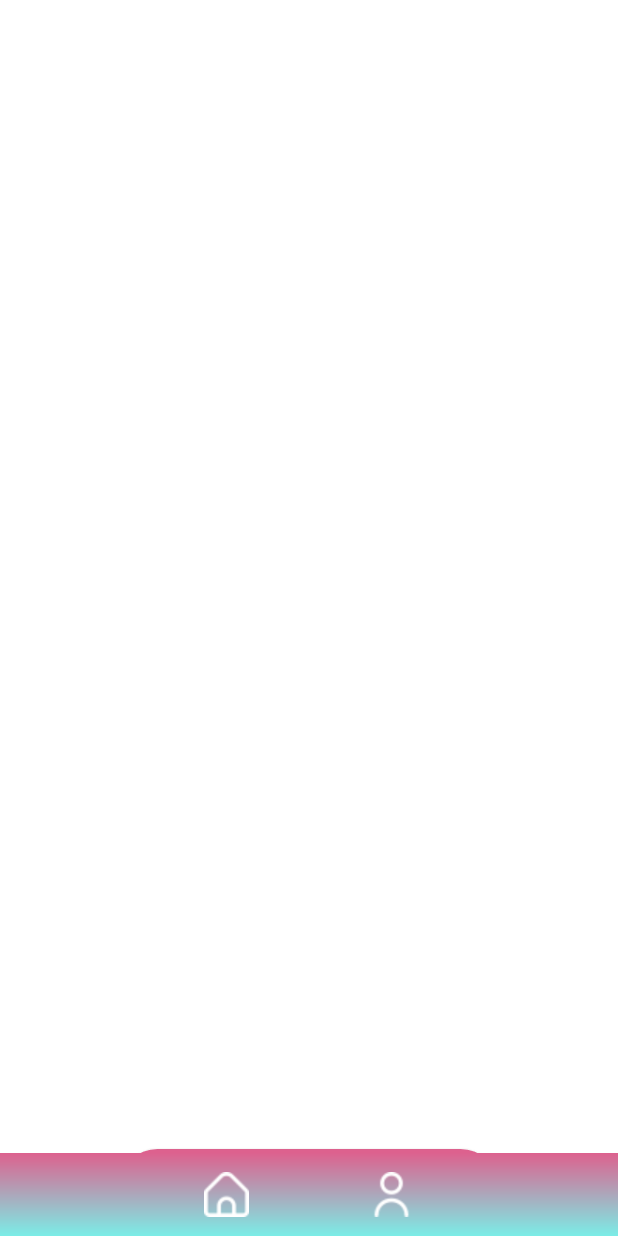
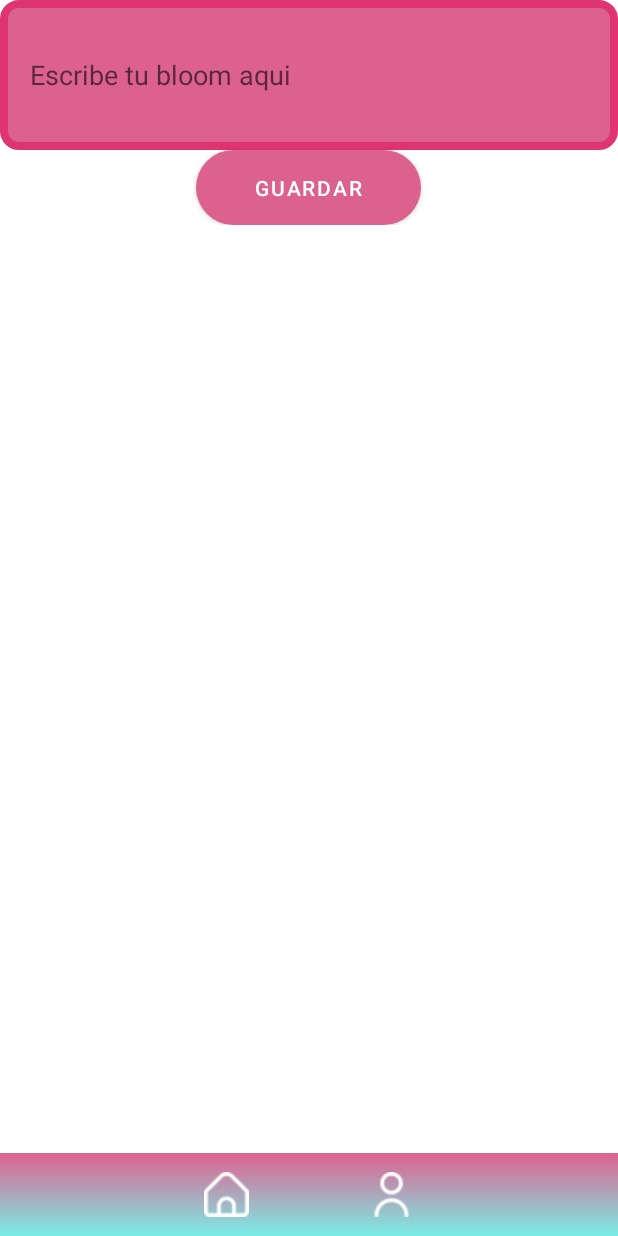
Before and after one commit to andreitaglz1/Blooming, an Android app: the HomePageFragment screen opened through its navigation route, on a phone screen of 412 x 824 dp. Run offline under Robolectric (Android 15) with nearby library versions, the phone set to English and light mode, and no system bars; our stand-ins replace navigation-ui.

Commit message:
publicar, editar, eliminar, visualizar bloom

```diff
--- a/app/src/main/java/ni/edu/uca/blooming/ui/homepage/HomePageFragment.kt
+++ b/app/src/main/java/ni/edu/uca/blooming/ui/homepage/HomePageFragment.kt
@@ -5,14 +5,26 @@ import androidx.fragment.app.Fragment
 import android.view.LayoutInflater
 import android.view.View
 import android.view.ViewGroup
+import androidx.navigation.fragment.findNavController
 import androidx.recyclerview.widget.LinearLayoutManager
 import ni.edu.uca.blooming.ListaPost
+import ni.edu.uca.blooming.Posts
+import ni.edu.uca.blooming.R
 import ni.edu.uca.blooming.databinding.FragmentHomePageBinding
 import ni.edu.uca.blooming.ui.data.BloomAdapter
 
-class HomePageFragment : Fragment() {
+
+class HomePageFragment : Fragment(), BloomAdapter.OnItemClickListener {
 
         private lateinit var binding: FragmentHomePageBinding
+
+        var dataSet: MutableList<Posts> = arrayListOf()
+        lateinit var mAdapter: BloomAdapter
+
+        var isEditar = false
+        var posicion = -1
+
+
 
         override fun onCreateView(
 
@@ -21,17 +33,57 @@ class HomePageFragment : Fragment() {
             savedInstanceState: Bundle?
         ): View {
             binding = FragmentHomePageBinding.inflate(layoutInflater)
-            initRecycler()
+            //initRecycler()
+
+            binding.btnPost.setOnClickListener {
+                findNavController().navigate(R.id.postFragment)
+            }
+
+            mAdapter = BloomAdapter(this)
+            binding.blooms.layoutManager = LinearLayoutManager(activity)
+            binding.blooms.adapter = mAdapter
+
+            binding.btnPost.setOnClickListener {
+            if(!isEditar) {
+                dataSet.add(Posts(binding.etGuardar.text.toString().trim()))
+                mAdapter.submitList(dataSet)
+                mAdapter.notifyDataSetChanged()
+
+                binding.etGuardar.setText("")
+            } else {
+                dataSet[posicion].texto = binding.etGuardar.text.toString()
+                posicion = -1
+                isEditar = false
+                mAdapter.submitList(dataSet)
+                mAdapter.notifyDataSetChanged()
+
+                binding.etGuardar.setText("")
+            }
+
+        }
             return  binding.root
 
 
 
+
         }
-    fun initRecycler()
+    /*fun initRecycler()
     {
         binding.blooms.layoutManager = LinearLayoutManager(activity)
         binding.blooms.adapter = BloomAdapter(ListaPost.listaPost)
 
+    }*/
+
+
+    override fun onItemEditar(position: Int, item: Posts) {
+        isEditar = true
+        posicion = position
+        binding.etGuardar.setText(item.texto)
     }
 
+    override fun onItemBorrar(position: Int) {
+        dataSet.removeAt(position)
+        mAdapter.submitList(dataSet)
+        mAdapter.notifyDataSetChanged()
     }
+    }
--- a/app/src/main/java/ni/edu/uca/blooming/ui/login/LoginFragment.kt
+++ b/app/src/main/java/ni/edu/uca/blooming/ui/login/LoginFragment.kt
@@ -57,6 +57,11 @@ class LoginFragment : Fragment() {
                 }
             }
 
+            binding.tvSinCuenta.setOnClickListener {
+                Navigation.findNavController(binding.root).navigate(R.id.action_loginFragment_to_homeAlterno)
+
+            }
+
         } catch (ex: Exception) {
 
         }
--- a/app/src/main/java/ni/edu/uca/blooming/ui/post/PostFragment.kt
+++ b/app/src/main/java/ni/edu/uca/blooming/ui/post/PostFragment.kt
@@ -5,6 +5,8 @@ import androidx.fragment.app.Fragment
 import android.view.LayoutInflater
 import android.view.View
 import android.view.ViewGroup
+import androidx.navigation.fragment.findNavController
+import ni.edu.uca.blooming.R
 import ni.edu.uca.blooming.databinding.FragmentPostBinding
 
 class PostFragment : Fragment() {
@@ -17,6 +19,10 @@ class PostFragment : Fragment() {
         savedInstanceState: Bundle?
     ): View {
         binding = FragmentPostBinding.inflate(layoutInflater)
+        binding.btnPubBloom.setOnClickListener(){
+            findNavController().navigate(R.id.homePageFragment)
+
+        }
 
         return binding.root
 
--- a/app/src/main/java/ni/edu/uca/blooming/ui/data/PostViewHolder.kt
+++ b/app/src/main/java/ni/edu/uca/blooming/ui/post/PostViewHolder.kt
@@ -1,4 +1,4 @@
-package ni.edu.uca.blooming.ui.data
+package ni.edu.uca.blooming.ui.post
 
 import android.view.View
 import androidx.recyclerview.widget.RecyclerView
--- a/app/src/main/res/drawable-v24/custom_input.xml
+++ b/app/src/main/res/drawable-v24/custom_input.xml
@@ -5,7 +5,7 @@
         <shape android:shape="rectangle">
             <solid android:color="@color/jazzberry_jam"/>
             <corners android:radius="10dp"/>
-            <stroke android:color="@color/white" android:width="5dp"/>
+            <stroke android:color="#DF3472" android:width="5dp"/>
         </shape>
     </item>
 
--- a/app/src/main/res/layout/fragment_home_page.xml
+++ b/app/src/main/res/layout/fragment_home_page.xml
@@ -11,11 +11,33 @@
     tools:context=".ui.homepage.HomePageFragment">
 
 
-    <RelativeLayout
+    <LinearLayout
         android:layout_width="match_parent"
         android:layout_height="wrap_content"
-        android:orientation="vertical"
-        android:gravity="top">
+        android:orientation="vertical">
+
+        <LinearLayout
+            android:layout_width="match_parent"
+            android:layout_height="wrap_content"
+            android:orientation="vertical">
+            <EditText
+                android:id="@+id/etGuardar"
+                android:layout_width="match_parent"
+                android:layout_height="100dp"
+                android:textColor="@color/white"
+                android:hint="Escribe tu bloom aqui"
+                android:background="@drawable/custom_input"
+                android:padding="20dp"
+                />
+            <Button
+                android:id="@+id/btnPost"
+                android:layout_width="150dp"
+                android:layout_height="50dp"
+                android:layout_alignParentStart="true"
+                android:layout_alignParentEnd="true"
+                android:layout_gravity="center"
+                android:background="@drawable/custom_button"
+                android:text="Guardar" />
 
             <androidx.recyclerview.widget.RecyclerView
                 android:id="@+id/blooms"
@@ -26,32 +48,18 @@
                 app:layout_constraintEnd_toEndOf="parent"
                 app:layout_constraintHorizontal_bias="0.0"
                 app:layout_constraintStart_toStartOf="parent"
-        app:layout_constraintTop_toTopOf="parent"
-        app:layout_constraintVertical_bias="0.037" />
+                app:layout_constraintTop_toBottomOf="@+id/etGuardar"
+                app:layout_constraintVertical_bias="0.037"
 
-    </RelativeLayout>
+                tools:listitem="@layout/lista_bloom_account"/>
+        </LinearLayout>
 
-    <RelativeLayout
-        android:layout_width="match_parent"
-        android:layout_height="wrap_content"
-        android:orientation="horizontal"
-        android:gravity="bottom"
-        android:layout_marginBottom="60dp">
 
-        <Button
-            android:id="@+id/btnPost"
-            android:layout_width="200dp"
-            android:layout_height="50dp"
-            android:layout_alignParentStart="true"
-            android:layout_alignParentEnd="true"
-            android:layout_marginStart="80dp"
-            android:layout_marginEnd="80dp"
-            android:layout_marginBottom="8dp"
-            android:background="@drawable/custom_button"
-            android:text="@string/publicar_un_bloom" />
-    </RelativeLayout>
 
-    <RelativeLayout
+
+    </LinearLayout>
+
+    <LinearLayout
         android:layout_width="match_parent"
         android:layout_height="wrap_content"
         android:gravity="bottom">
@@ -61,7 +69,8 @@
             android:layout_height="55dp"
             android:orientation="horizontal"
             android:background="@drawable/gradient_pink"
-            android:gravity="center_horizontal">
+            android:layout_gravity="bottom"
+            android:gravity="center">
 
             <ImageButton
                 android:id="@+id/btnHome"
@@ -84,7 +93,7 @@
 
         </LinearLayout>
 
-    </RelativeLayout>
+    </LinearLayout>
 
 
 
--- a/app/src/main/res/layout/fragment_post.xml
+++ b/app/src/main/res/layout/fragment_post.xml
@@ -19,8 +19,8 @@
         app:layout_constraintStart_toStartOf="parent"
         app:layout_constraintTop_toTopOf="parent">
 
-        <TextView
-            android:id="@+id/tvPost"
+        <EditText
+            android:id="@+id/etPost"
             android:layout_width="match_parent"
             android:layout_height="match_parent"
             android:layout_marginHorizontal="20dp"
--- a/app/src/main/res/navigation/mobile_navigation.xml
+++ b/app/src/main/res/navigation/mobile_navigation.xml
@@ -21,6 +21,9 @@
         <action
             android:id="@+id/action_loginFragment_to_createAccountFragment"
             app:destination="@id/createAccountFragment" />
+        <action
+            android:id="@+id/action_loginFragment_to_homeAlterno"
+            app:destination="@id/homeAlterno" />
     </fragment>
     <fragment
         android:id="@+id/helpFragment"
@@ -41,12 +44,20 @@
         android:id="@+id/homePageFragment"
         android:name="ni.edu.uca.blooming.ui.homepage.HomePageFragment"
         android:label="fragment_home_page"
-        tools:layout="@layout/fragment_home_page" />
+        tools:layout="@layout/fragment_home_page" >
+        <action
+            android:id="@+id/action_homePageFragment_to_postFragment"
+            app:destination="@id/postFragment" />
+    </fragment>
     <fragment
         android:id="@+id/postFragment"
         android:name="ni.edu.uca.blooming.ui.post.PostFragment"
         android:label="fragment_post"
-        tools:layout="@layout/fragment_post" />
+        tools:layout="@layout/fragment_post" >
+        <action
+            android:id="@+id/action_postFragment_to_homePageFragment"
+            app:destination="@id/homePageFragment" />
+    </fragment>
     <fragment
         android:id="@+id/infoAccountFragment"
         android:name="ni.edu.uca.blooming.ui.account.InfoAccountFragment"
@@ -61,4 +72,13 @@
             android:id="@+id/action_createAccountFragment_to_loginFragment"
             app:destination="@id/loginFragment" />
     </fragment>
+    <fragment
+        android:id="@+id/homeAlterno"
+        android:name="ni.edu.uca.blooming.ui.homepage.HomeAlterno"
+        android:label="fragment_home_alterno"
+        tools:layout="@layout/fragment_home_alterno" >
+        <action
+            android:id="@+id/action_homeAlterno_to_loginFragment"
+            app:destination="@id/loginFragment" />
+    </fragment>
 </navigation>
```
Also changed, not shown: app/src/main/java/ni/edu/uca/blooming/ListaPost.kt (added, +26 -0 lines), app/src/main/java/ni/edu/uca/blooming/Posts.kt (added, +10 -0 lines), app/src/main/java/ni/edu/uca/blooming/ui/homepage/HomeAlterno.kt (added, +43 -0 lines), app/src/main/java/ni/edu/uca/blooming/ui/post/BloomAdapter.kt (added, +57 -0 lines), app/src/main/java/ni/edu/uca/blooming/ui/post/PostAdapter.kt (renamed from app/src/main/java/ni/edu/uca/blooming/ui/data/BloomAdapter.kt, +2 -10 lines), app/src/main/res/layout/fragment_home_alterno.xml (added, +105 -0 lines), app/src/main/res/layout/fragment_login.xml (+60 -50 lines), app/src/main/res/layout/lista_bloom_account.xml (+3 -7 lines). Lines whose indentation alone changed are shown as unchanged.
